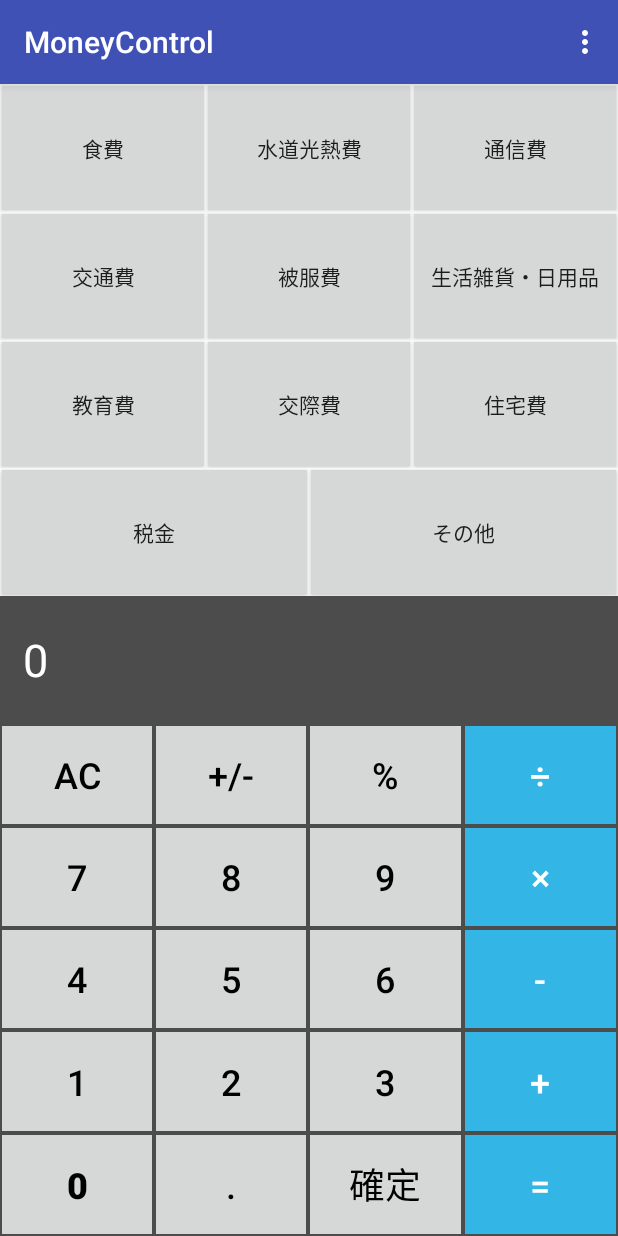
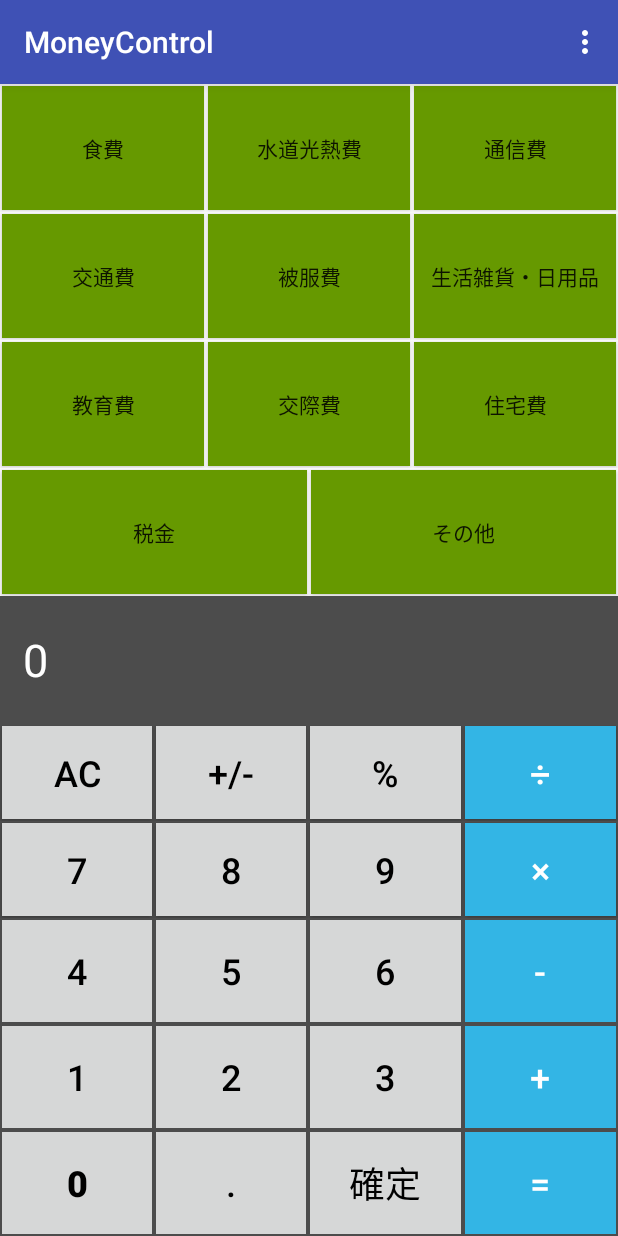
Before and after one commit to itogenta/MoneyControl, an Android app: the screen it shows after launch (Calculator), on a phone screen of 412 x 824 dp. Run offline under Robolectric (Android 15) with nearby library versions, the phone set to English and light mode, and no system bars; libraries missing offline, so code that uses them is left out: com.github.mikephil.charting.

```diff
--- a/app/src/main/java/com/itou/moneycontrol/MyDBHelper.java
+++ b/app/src/main/java/com/itou/moneycontrol/MyDBHelper.java
@@ -13,10 +13,6 @@ import static com.github.mikephil.charting.charts.Chart.LOG_TAG;
  */
 
 public class MyDBHelper extends SQLiteOpenHelper {
-  //public static final String TABLE_NAME = "dataTable";
-  //テーブル名
-//  public static final String PET_NAME_KEY = "price";
-//  public static final String PET_TYPE_KEY = "category";
 
   public MyDBHelper(Context context)
   {
--- /dev/null
+++ b/app/src/main/res/drawable/button_color.xml
@@ -0,0 +1,6 @@
+<?xml version="1.0" encoding="utf-8"?>
+<ripple xmlns:android="http://schemas.android.com/apk/res/android"
+        android:color="@android:color/holo_orange_dark">
+    <item android:drawable="@android:color/holo_green_dark"/>
+
+</ripple>
--- /dev/null
+++ b/app/src/main/res/drawable/ten_key_color.xml
@@ -0,0 +1,6 @@
+<?xml version="1.0" encoding="utf-8"?>
+<ripple xmlns:android="http://schemas.android.com/apk/res/android"
+        android:color="@android:color/holo_orange_dark">
+    <item android:drawable="?android:attr/colorButtonNormal"/>
+
+</ripple>
--- a/app/src/main/res/layout/database_layout.xml
+++ b/app/src/main/res/layout/database_layout.xml
@@ -1,5 +1,5 @@
 <?xml version="1.0" encoding="utf-8"?>
-<LinearLayout
+<ScrollView
     xmlns:android="http://schemas.android.com/apk/res/android"
     android:layout_width="match_parent"
     android:layout_height="match_parent">
@@ -14,4 +14,4 @@
         <!--android:layout_width="match_parent"-->
         <!--android:layout_height="match_parent"/>-->
 
-</LinearLayout>
+</ScrollView>
--- a/app/src/main/res/layout/item_layout.xml
+++ b/app/src/main/res/layout/item_layout.xml
@@ -15,7 +15,7 @@
                 android:layout_height="match_parent"
                 android:layout_margin="1dp"
                 android:layout_weight="1"
-                android:background="?android:attr/colorButtonNormal"
+                android:background="@drawable/button_color"
                 android:text="食費"/>
 
             <Button
@@ -24,7 +24,7 @@
                 android:layout_height="match_parent"
                 android:layout_margin="1dp"
                 android:layout_weight="1"
-                android:background="?android:attr/colorButtonNormal"
+                android:background="@drawable/button_color"
                 android:text="水道光熱費"/>
 
             <Button
@@ -33,7 +33,7 @@
                 android:layout_height="match_parent"
                 android:layout_margin="1dp"
                 android:layout_weight="1"
-                android:background="?attr/colorButtonNormal"
+                android:background="@drawable/button_color"
                 android:text="通信費"
                 />
         </TableRow>
@@ -49,7 +49,7 @@
                 android:layout_width="0dp"
                 android:layout_height="match_parent"
                 android:layout_margin="1dp"
-                android:background="?attr/colorButtonNormal"
+                android:background="@drawable/button_color"
                 android:text="交通費"
                 android:layout_weight="1"
                 />
@@ -59,7 +59,7 @@
                 android:layout_width="0dp"
                 android:layout_height="match_parent"
                 android:layout_margin="1dp"
-                android:background="?attr/colorButtonNormal"
+                android:background="@drawable/button_color"
                 android:text="被服費"
                 android:layout_weight="1"
                 />
@@ -69,7 +69,7 @@
                 android:layout_width="0dp"
                 android:layout_height="match_parent"
                 android:layout_margin="1dp"
-                android:background="?attr/colorButtonNormal"
+                android:background="@drawable/button_color"
                 android:text="生活雑貨・日用品"
                 android:layout_weight="1"
                 />
@@ -87,7 +87,7 @@
                 android:layout_height="match_parent"
                 android:layout_margin="1dp"
                 android:layout_weight="1"
-                android:background="?attr/colorButtonNormal"
+                android:background="@drawable/button_color"
                 android:text="教育費"
                 />
 
@@ -97,7 +97,7 @@
                 android:layout_height="match_parent"
                 android:layout_margin="1dp"
                 android:layout_weight="1"
-                android:background="?attr/colorButtonNormal"
+                android:background="@drawable/button_color"
                 android:text="交際費"
                 />
 
@@ -107,7 +107,7 @@
                 android:layout_height="match_parent"
                 android:layout_margin="1dp"
                 android:layout_weight="1"
-                android:background="?attr/colorButtonNormal"
+                android:background="@drawable/button_color"
                 android:text="住宅費"
                 />
         </TableRow>
@@ -122,7 +122,7 @@
                 android:layout_width="0dp"
                 android:layout_height="match_parent"
                 android:layout_margin="1dp"
-                android:background="?attr/colorButtonNormal"
+                android:background="@drawable/button_color"
                 android:text="税金"
                 android:layout_weight="1"
                 />
@@ -132,7 +132,7 @@
                 android:layout_width="0dp"
                 android:layout_height="match_parent"
                 android:layout_margin="1dp"
-                android:background="?attr/colorButtonNormal"
+                android:background="@drawable/button_color"
                 android:text="その他"
                 android:layout_weight="1"
                 />
--- a/app/src/main/res/layout/ten_key.xml
+++ b/app/src/main/res/layout/ten_key.xml
@@ -14,43 +14,39 @@
 
         <Button
             android:id="@+id/button_clear"
-            style="?attr/buttonBarButtonStyle"
             android:layout_width="0dp"
             android:layout_height="match_parent"
             android:layout_margin="1dp"
             android:layout_weight="0.5"
-            android:background="?android:attr/colorButtonNormal"
+            android:background="@drawable/ten_key_color"
             android:text="AC"
             android:textColor="@android:color/black"
             android:textSize="24sp" />
 
         <Button
             android:id="@+id/button_add_sub"
-            style="?attr/buttonBarButtonStyle"
             android:layout_width="0dp"
             android:layout_height="match_parent"
             android:layout_margin="1dp"
             android:layout_weight="0.5"
-            android:background="?android:attr/colorButtonNormal"
+            android:background="@drawable/ten_key_color"
             android:text="+/-"
             android:textColor="@android:color/black"
             android:textSize="24sp" />
 
         <Button
             android:id="@+id/button_percent"
-            style="?attr/buttonBarButtonStyle"
             android:layout_width="0dp"
             android:layout_height="match_parent"
             android:layout_margin="1dp"
             android:layout_weight="0.5"
-            android:background="?android:attr/colorButtonNormal"
+            android:background="@drawable/ten_key_color"
             android:text="%"
             android:textColor="@android:color/black"
             android:textSize="24sp" />
 
         <Button
             android:id="@+id/button_div"
-            style="?attr/buttonBarButtonStyle"
             android:layout_width="0dp"
             android:layout_height="match_parent"
             android:layout_margin="1dp"
@@ -70,43 +66,39 @@
 
         <Button
             android:id="@+id/button_7"
-            style="?attr/buttonBarButtonStyle"
             android:layout_width="0dp"
             android:layout_height="match_parent"
             android:layout_margin="1dp"
             android:layout_weight="0.5"
-            android:background="?android:attr/colorButtonNormal"
+            android:background="@drawable/ten_key_color"
             android:text="7"
             android:textColor="@android:color/black"
             android:textSize="24sp" />
 
         <Button
             android:id="@+id/button_8"
-            style="?attr/buttonBarButtonStyle"
             android:layout_width="0dp"
             android:layout_height="match_parent"
             android:layout_margin="1dp"
             android:layout_weight="0.5"
-            android:background="?android:attr/colorButtonNormal"
+            android:background="@drawable/ten_key_color"
             android:text="8"
             android:textColor="@android:color/black"
             android:textSize="24sp" />
 
         <Button
             android:id="@+id/button_9"
-            style="?attr/buttonBarButtonStyle"
             android:layout_width="0dp"
             android:layout_height="match_parent"
             android:layout_margin="1dp"
             android:layout_weight="0.5"
-            android:background="?android:attr/colorButtonNormal"
+            android:background="@drawable/ten_key_color"
             android:text="9"
             android:textColor="@android:color/black"
             android:textSize="24sp" />
 
         <Button
             android:id="@+id/button_multiply"
-            style="?attr/buttonBarButtonStyle"
             android:layout_width="0dp"
             android:layout_height="match_parent"
             android:layout_margin="1dp"
@@ -131,7 +123,7 @@
             android:layout_height="match_parent"
             android:layout_margin="1dp"
             android:layout_weight="0.5"
-            android:background="?android:attr/colorButtonNormal"
+            android:background="@drawable/ten_key_color"
             android:text="4"
             android:textColor="@android:color/black"
             android:textSize="24sp" />
@@ -143,7 +135,7 @@
             android:layout_height="match_parent"
             android:layout_margin="1dp"
             android:layout_weight="0.5"
-            android:background="?android:attr/colorButtonNormal"
+            android:background="@drawable/ten_key_color"
             android:text="5"
             android:textColor="@android:color/black"
             android:textSize="24sp" />
@@ -155,7 +147,7 @@
             android:layout_height="match_parent"
             android:layout_margin="1dp"
             android:layout_weight="0.5"
-            android:background="?android:attr/colorButtonNormal"
+            android:background="@drawable/ten_key_color"
             android:text="6"
             android:textColor="@android:color/black"
             android:textSize="24sp" />
@@ -187,7 +179,7 @@
             android:layout_height="match_parent"
             android:layout_margin="1dp"
             android:layout_weight="0.5"
-            android:background="?android:attr/colorButtonNormal"
+            android:background="@drawable/ten_key_color"
             android:text="1"
             android:textColor="@android:color/black"
             android:textSize="24sp" />
@@ -199,7 +191,7 @@
             android:layout_height="match_parent"
             android:layout_margin="1dp"
             android:layout_weight="0.5"
-            android:background="?android:attr/colorButtonNormal"
+            android:background="@drawable/ten_key_color"
             android:text="2"
             android:textColor="@android:color/black"
             android:textSize="24sp" />
@@ -211,7 +203,7 @@
             android:layout_height="match_parent"
             android:layout_margin="1dp"
             android:layout_weight="0.5"
-            android:background="?android:attr/colorButtonNormal"
+            android:background="@drawable/ten_key_color"
             android:text="3"
             android:textColor="@android:color/black"
             android:textSize="24sp" />
@@ -243,7 +235,7 @@
             android:layout_height="match_parent"
             android:layout_margin="1dp"
             android:layout_weight="0.2475"
-            android:background="?android:attr/colorButtonNormal"
+            android:background="@drawable/ten_key_color"
             android:text="0"
             android:textColor="@android:color/black"
             android:textSize="24sp"
@@ -256,7 +248,7 @@
             android:layout_height="match_parent"
             android:layout_margin="1dp"
             android:layout_weight="0.2475"
-            android:background="?android:attr/colorButtonNormal"
+            android:background="@drawable/ten_key_color"
             android:text="."
             android:textColor="@android:color/black"
             android:textSize="24sp" />
@@ -267,7 +259,7 @@
             android:layout_height="match_parent"
             android:layout_margin="1dp"
             android:layout_weight="0.2475"
-            android:background="?android:attr/colorButtonNormal"
+            android:background="@drawable/ten_key_color"
             android:text="確定"
             android:textColor="@android:color/black"
             android:textSize="24sp" />
--- a/app/src/main/res/values/colors.xml
+++ b/app/src/main/res/values/colors.xml
@@ -2,5 +2,5 @@
 <resources>
     <color name="colorPrimary">#3F51B5</color>
     <color name="colorPrimaryDark">#303F9F</color>
-    <color name="colorAccent">#FF4081</color>
+    <color name="colorAccent">#ff4081</color>
 </resources>
```
Also changed, not shown: app/src/main/java/com/itou/moneycontrol/Calculator.java (+2 -24 lines), app/src/main/java/com/itou/moneycontrol/DataBaseActivity.java (+12 -12 lines), app/src/main/java/com/itou/moneycontrol/SumActivity.java (+76 -2 lines), app/src/main/res/layout/sum_layout.xml (+7 -2 lines).
